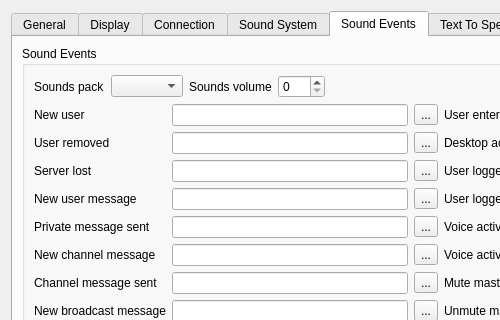
BearWare/TeamTalk5, file Client/qtTeamTalk/preferences.ui: the form before one commit; both pictures show x 0 to 500 and y 0 to 320 of the 881 by 695 pixel window.
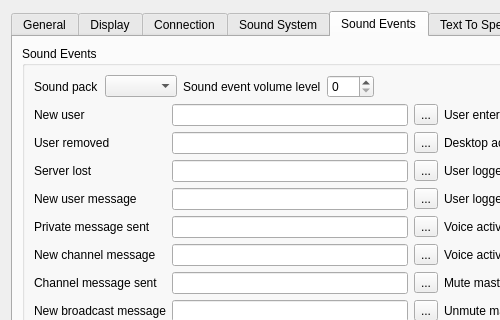
The form after the commit. The open tabs and pages were chosen to show the change. Icons and pictures are not drawn. Custom widgets are drawn as their Qt base class.

Commit message: Rename options

```diff
--- a/Client/qtTeamTalk/preferences.ui
+++ b/Client/qtTeamTalk/preferences.ui
@@ -1286,7 +1286,7 @@
             <item>
              <widget class="QLabel" name="label_spack">
               <property name="text">
-               <string>Sounds pack</string>
+               <string>Sound pack</string>
               </property>
               <property name="buddy">
                <cstring>spackBox</cstring>
@@ -1299,7 +1299,7 @@
             <item>
              <widget class="QLabel" name="sndVolLabel">
               <property name="text">
-               <string>Sounds volume</string>
+               <string>Sound event volume level</string>
               </property>
               <property name="buddy">
                <cstring>sndVolSpinBox</cstring>
```
